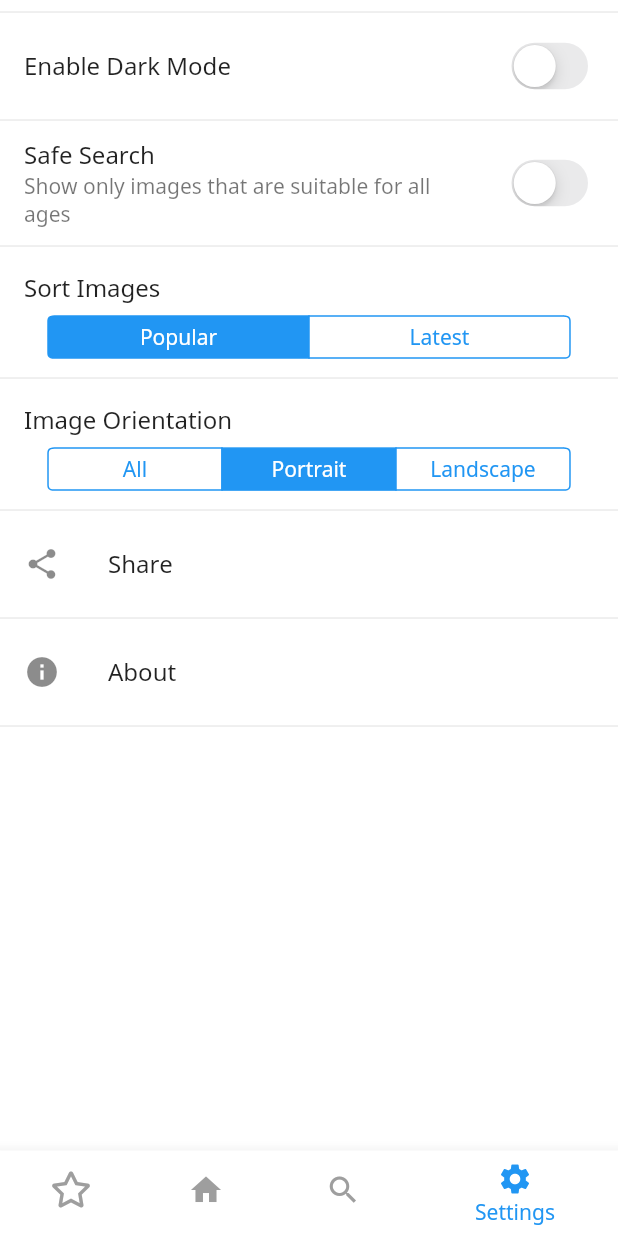
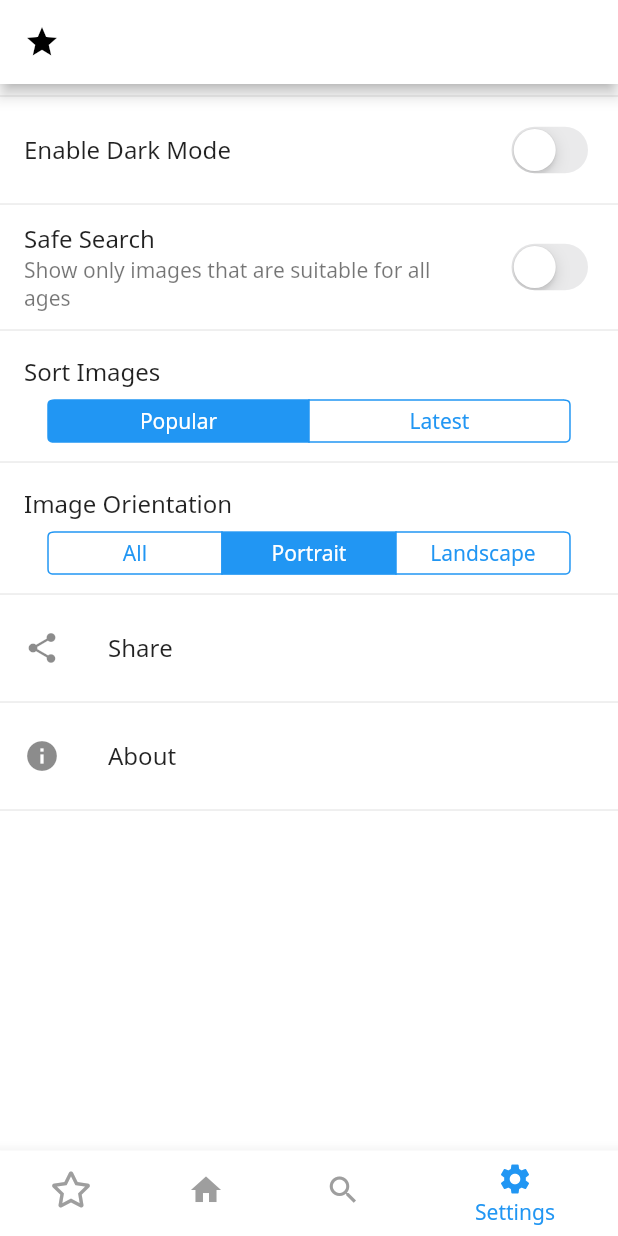
Before and after one commit to Soumyadeep21/Pixels-Wallpaper-App, a Flutter app: the screen it shows after launch, item 4 of the bottom bar chosen, on a phone screen of 412 x 824 dp. Run offline on Flutter 3.47's test engine with Material 2 defaults, Android fonts, the phone set to English and light mode, and no system bars; our stand-ins replace cached_network_image, dio, flutter_spinkit, fluttertoast, font_awesome_flutter, permission_handler and 2 more; missing offline and left inert: downloads_path_provider, rate_my_app; network calls fail.

```diff
--- a/lib/screens/root_page.dart
+++ b/lib/screens/root_page.dart
@@ -1,10 +1,8 @@
 import 'package:flutter/material.dart';
-import 'package:font_awesome_flutter/font_awesome_flutter.dart';
 import 'package:provider/provider.dart';
+import 'package:rate_my_app/rate_my_app.dart';
 import 'package:wallpaper_app/config/dark_mode.dart';
-import 'package:wallpaper_app/screens/editors_choice_page.dart';
-import 'package:wallpaper_app/screens/home_page.dart';
-import 'package:wallpaper_app/screens/settings_page.dart';
+import 'package:wallpaper_app/utils/page_handler.dart';
 
 class RootPage extends StatefulWidget {
   @override
@@ -15,11 +13,37 @@ class _RootPageState extends State<RootPage> with TickerProviderStateMixin {
   int _currentIndex = 0;
   TabController _pageController;
 
+  RateMyApp _rateMyApp = RateMyApp(
+      minDays: 1,
+      minLaunches: 5,
+      remindDays: 5,
+      remindLaunches: 10,
+      preferencesPrefix: 'feedback');
+
   @override
   void initState() {
     super.initState();
-    _pageController = TabController(initialIndex: 0, length: 4, vsync: this);
+    _pageController = TabController(
+        initialIndex: 0, length: PageHandler.pages.length, vsync: this);
     _pageController.addListener(_handleTabChange);
+    showRatings();
+  }
+
+  void showRatings() {
+    _rateMyApp.init().then((_) {
+      if (_rateMyApp.shouldOpenDialog) {
+        _rateMyApp.showRateDialog(
+          context,
+          title: 'Rate this app',
+          message:
+              'If you like this app, please take a little bit of your time to review it !\nIt really helps us and it shouldn\'t take you more than one minute.',
+          rateButton: 'RATE',
+          noButton: 'NO THANKS',
+          laterButton: 'MAYBE LATER',
+          ignoreIOS: false,
+        );
+      }
+    });
   }
 
   @override
@@ -38,15 +62,16 @@ class _RootPageState extends State<RootPage> with TickerProviderStateMixin {
   Widget build(BuildContext context) {
     bool isDarkModeOn = Provider.of<DarkMode>(context).isDarkModeOn;
     return Scaffold(
+      appBar: AppBar(
+        leading: IconButton(
+          icon: Icon(Icons.star),
+          onPressed: showRatings,
+        ),
+      ),
       backgroundColor: isDarkModeOn ? Colors.black : Colors.white,
       body: TabBarView(
         controller: _pageController,
-        children: <Widget>[
-          EditorsChoicePage(),
-          HomePage(),
-          Center(child: Text('🔥🔥🔥 Search Functionality Coming Soon 🔥🔥🔥',textAlign: TextAlign.center,),),
-          SettingsPage(),
-        ],
+        children: PageHandler.pages,
       ),
       bottomNavigationBar: BottomNavigationBar(
         showUnselectedLabels: false,
@@ -59,28 +84,7 @@ class _RootPageState extends State<RootPage> with TickerProviderStateMixin {
             _pageController.index = _currentIndex;
           });
         },
-        items: [
-          BottomNavigationBarItem(
-            icon: Icon(FontAwesomeIcons.star),
-            title: Text('Editor\'s Choice'),
-            backgroundColor: isDarkModeOn ? Colors.black : Colors.white,
-          ),
-          BottomNavigationBarItem(
-            icon: Icon(Icons.home),
-            title: Text('Home'),
-            backgroundColor: isDarkModeOn ? Colors.black : Colors.white,
-          ),
-          BottomNavigationBarItem(
-            icon: Icon(Icons.search),
-            title: Text('Search'),
-            backgroundColor: isDarkModeOn ? Colors.black : Colors.white,
-          ),
-          BottomNavigationBarItem(
-            icon: Icon(Icons.settings),
-            title: Text('Settings'),
-            backgroundColor: isDarkModeOn ? Colors.black : Colors.white,
-          ),
-        ],
+        items: PageHandler.getNavBarItems(isDarkModeOn),
       ),
     );
   }
--- a/pubspec.yaml
+++ b/pubspec.yaml
@@ -35,6 +35,7 @@ dependencies:
   # The following adds the Cupertino Icons font to your application.
   # Use with the CupertinoIcons class for iOS style icons.
   cupertino_icons: ^0.1.2
+  rate_my_app: ^0.4.0
 
 dev_dependencies:
   flutter_test:
```
Also changed, not shown: pubspec.lock.
